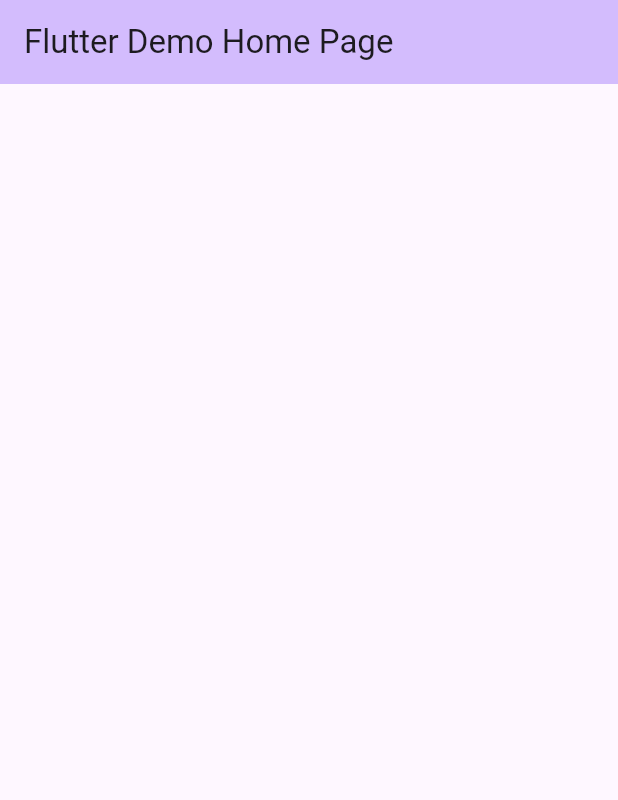
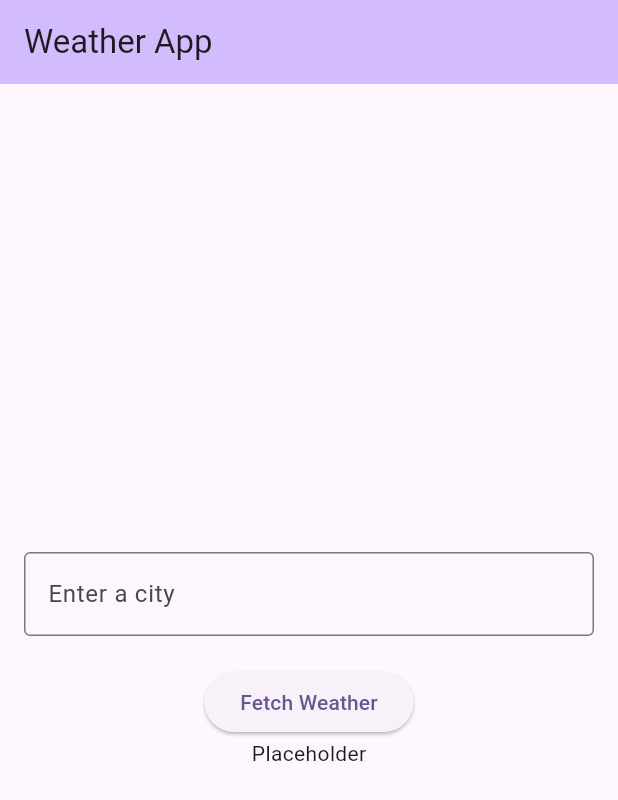
Before and after one commit to rasmey129/weather_info_app, a Flutter app: the screen it shows after launch, on a phone screen of 412 x 824 dp. Shown: the top 800 px of the screen. Run offline on Flutter 3.47's test engine with Material 3 defaults, Android fonts, the phone set to English and light mode, and no system bars.

Commit message:
Basic UI with input field and button

```diff
--- a/lib/main.dart
+++ b/lib/main.dart
@@ -17,7 +17,7 @@ class MyApp extends StatelessWidget {
         colorScheme: ColorScheme.fromSeed(seedColor: Colors.deepPurple),
         useMaterial3: true,
       ),
-      home: const MyHomePage(title: 'Flutter Demo Home Page'),
+      home: const MyHomePage(title: 'Weather App'),
     );
   }
 }
@@ -34,14 +34,8 @@ class MyHomePage extends StatefulWidget {
 }
 
 class _MyHomePageState extends State<MyHomePage> {
-  int _counter = 0;
 
-  void _incrementCounter() {
-    setState(() {
 
-      _counter++;
-    });
-  }
 
   @override
   Widget build(BuildContext context) {
@@ -54,11 +48,30 @@ class _MyHomePageState extends State<MyHomePage> {
         title: Text(widget.title),
       ),
       body: Center(
+        child: Padding(
+          padding: const EdgeInsets.all(16.0),
+          child: Column(
+            mainAxisAlignment: MainAxisAlignment.center,
+            children: <Widget>[
+              TextField(
+                decoration: InputDecoration(
+                  border: OutlineInputBorder(),
+                  hintText: 'Enter a city',
+                ),
+              ),
+              const SizedBox(height: 20),
+              ElevatedButton(
+                onPressed: () {
 
-        child: Column()
 
+                },
+                child: const Text('Fetch Weather'),
+              ),
+              Text("Placeholder")
+            ],
+          ),
+        ),
       ),
-
     );
   }
 }
```
